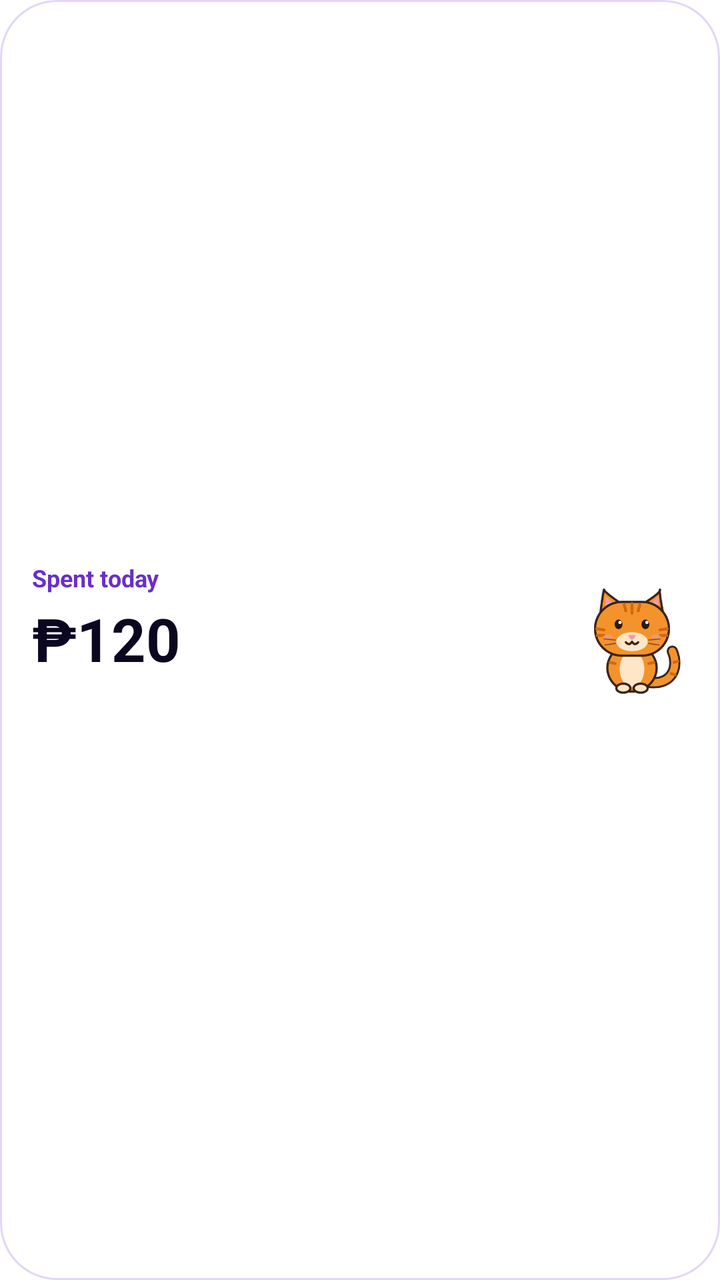
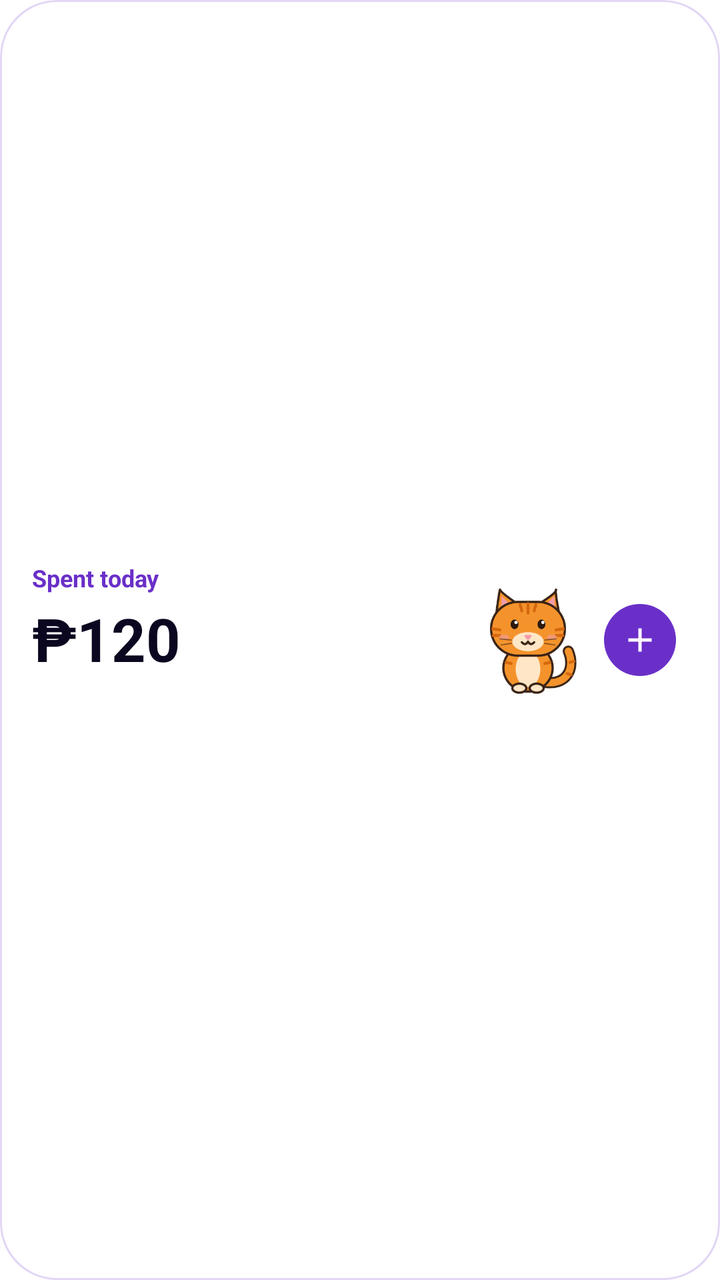

Screens rendered from an Android XML layout before and after an edit, with the pre-edit source and the edit as a unified diff.
<!-- AndroidManifest.xml: fallback theme Theme.MaterialComponents.DayNight.NoActionBar -->
<!-- res/layout/widget_money.xml -->
<?xml version="1.0" encoding="utf-8"?>
<FrameLayout xmlns:android="http://schemas.android.com/apk/res/android" xmlns:tools="http://schemas.android.com/tools"
    android:id="@android:id/background"
    android:layout_width="match_parent"
    android:layout_height="match_parent"
    android:background="@drawable/widget_background"
    android:clipToOutline="true"
    tools:targetApi="31">

    <LinearLayout
        android:layout_width="match_parent"
        android:layout_height="match_parent"
        android:gravity="center_vertical"
        android:orientation="horizontal"
        android:padding="16dp">

        <LinearLayout
            android:layout_width="0dp"
            android:layout_height="wrap_content"
            android:layout_gravity="center_vertical"
            android:layout_weight="1"
            android:orientation="vertical">

            <TextView
                android:layout_width="wrap_content"
                android:layout_height="wrap_content"
                android:maxLines="1"
                android:text="@string/widget_spent_today"
                android:textColor="@color/widget_label"
                android:textSize="12sp"
                android:textStyle="bold" />
            <TextView
                android:id="@+id/money_amount"
                android:layout_width="wrap_content"
                android:text="@string/widget_preview_amount"
                android:layout_height="wrap_content"
                android:layout_marginTop="2dp"
                android:ellipsize="end"
                android:fontFeatureSettings="tnum"
                android:maxLines="1"
                android:textColor="@color/widget_text"
                android:textSize="30sp"
                android:textStyle="bold" />
            <TextView
                android:id="@+id/money_month_pos"
                android:layout_width="wrap_content"
                android:layout_height="wrap_content"
                android:layout_marginTop="2dp"
                android:ellipsize="end"
                android:fontFeatureSettings="tnum"
                android:maxLines="2"
                android:textColor="@color/widget_positive"
                android:textSize="13sp"
                android:textStyle="bold" />
            <TextView
                android:id="@+id/money_month_neg"
                android:layout_width="wrap_content"
                android:layout_height="wrap_content"
                android:layout_marginTop="2dp"
                android:ellipsize="end"
                android:fontFeatureSettings="tnum"
                android:maxLines="2"
                android:textColor="@color/widget_negative"
                android:textSize="13sp"
                android:textStyle="bold"
                android:visibility="gone" />
        </LinearLayout>

        <ImageView
            android:id="@+id/widget_ponpon"
            android:layout_width="56dp"
            android:layout_height="56dp"
            android:layout_gravity="center_vertical"
            android:layout_marginStart="8dp"
            android:contentDescription="@null"
            android:importantForAccessibility="no"
            android:scaleType="fitCenter"
            android:src="@drawable/ponpon_happy" />
    </LinearLayout>
</FrameLayout>
<!-- resources referenced by this layout -->
<resources>
  <color name="widget_label">#6A2FC8</color>
  <color name="widget_negative">#E11D48</color>
  <color name="widget_positive">#059669</color>
  <color name="widget_text">#0B0720</color>
  <!-- drawable ponpon_happy: png bitmap (drawable-nodpi, 44184 bytes) -->
  <!-- drawable widget_background (drawable) -->
  <?xml version="1.0" encoding="utf-8"?>
  <shape xmlns:android="http://schemas.android.com/apk/res/android">
      <solid android:color="@color/widget_surface" />
      <corners android:radius="16dp" />
      <stroke android:width="1dp" android:color="@color/widget_hairline" />
  </shape>
  <string name="widget_preview_amount" translatable="false">₱120</string>
  <string name="widget_spent_today">Spent today</string>
  <color name="widget_surface">#FFFFFF</color>
  <color name="widget_hairline">#E2D6F5</color>
</resources>

<!-- the commit's change to res/layout/widget_money.xml (unified diff, before → after) -->
@@ -76,5 +76,24 @@
             android:importantForAccessibility="no"
             android:scaleType="fitCenter"
             android:src="@drawable/ponpon_happy" />
+
+        <FrameLayout
+            android:id="@+id/money_add"
+            android:layout_width="48dp"
+            android:layout_height="48dp"
+            android:layout_gravity="center_vertical"
+            android:layout_marginStart="4dp"
+            android:contentDescription="@string/widget_add_expense">
+            <ImageView
+                android:layout_width="36dp"
+                android:layout_height="36dp"
+                android:layout_gravity="center"
+                android:background="@drawable/widget_button"
+                android:contentDescription="@null"
+                android:importantForAccessibility="no"
+                android:padding="8dp"
+                android:scaleType="fitCenter"
+                android:src="@drawable/ic_widget_add" />
+        </FrameLayout>
     </LinearLayout>
 </FrameLayout>
<!-- resource entries referenced after the edit -->
@@ -4,6 +4,17 @@
   <color name="widget_negative">#E11D48</color>
   <color name="widget_positive">#059669</color>
   <color name="widget_text">#0B0720</color>
+  <!-- drawable ic_widget_add (drawable) -->
+  <?xml version="1.0" encoding="utf-8"?>
+  <vector xmlns:android="http://schemas.android.com/apk/res/android"
+      android:width="20dp"
+      android:height="20dp"
+      android:viewportWidth="24"
+      android:viewportHeight="24">
+      <path
+          android:fillColor="@color/widget_button_text"
+          android:pathData="M19,13h-6v6h-2v-6H5v-2h6V5h2v6h6v2z" />
+  </vector>
   <!-- drawable ponpon_happy: png bitmap (drawable-nodpi, 44184 bytes) -->
   <!-- drawable widget_background (drawable) -->
   <?xml version="1.0" encoding="utf-8"?>
@@ -12,9 +23,18 @@
       <corners android:radius="16dp" />
       <stroke android:width="1dp" android:color="@color/widget_hairline" />
   </shape>
+  <!-- drawable widget_button (drawable) -->
+  <?xml version="1.0" encoding="utf-8"?>
+  <shape xmlns:android="http://schemas.android.com/apk/res/android">
+      <solid android:color="@color/widget_button_bg" />
+      <corners android:radius="18dp" />
+  </shape>
+  <string name="widget_add_expense">Add expense</string>
   <string name="widget_preview_amount" translatable="false">₱120</string>
   <string name="widget_spent_today">Spent today</string>
+  <color name="widget_button_text">#FFFFFF</color>
   <color name="widget_surface">#FFFFFF</color>
   <color name="widget_hairline">#E2D6F5</color>
+  <color name="widget_button_bg">#6A2FC8</color>
 </resources>
 
